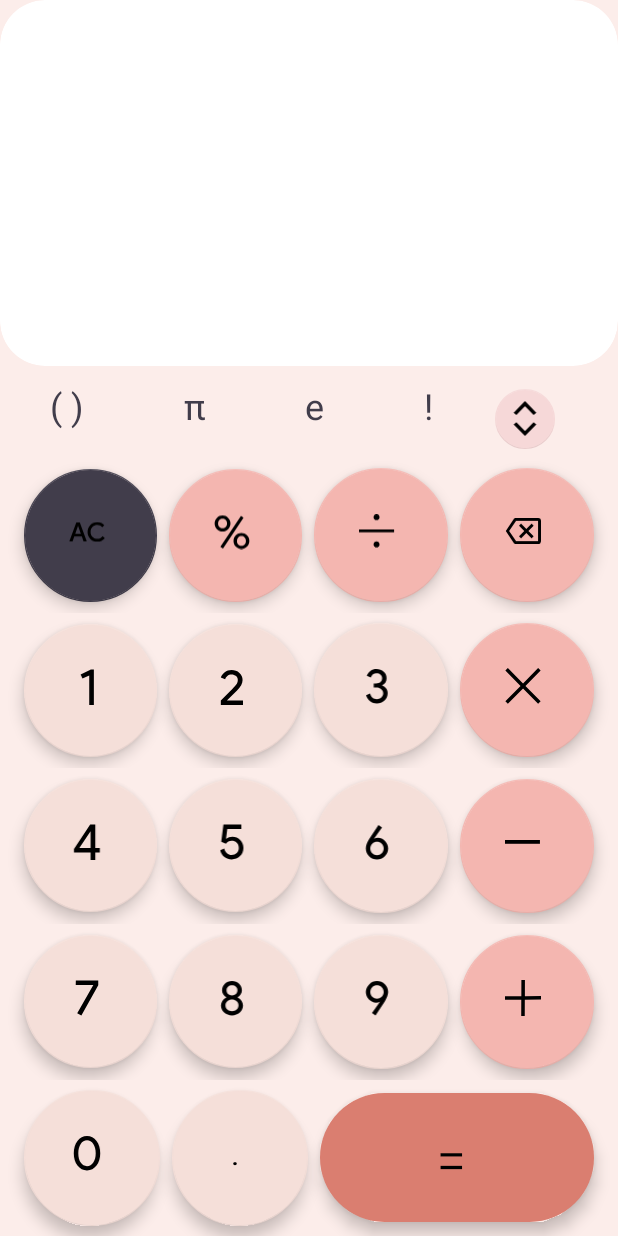
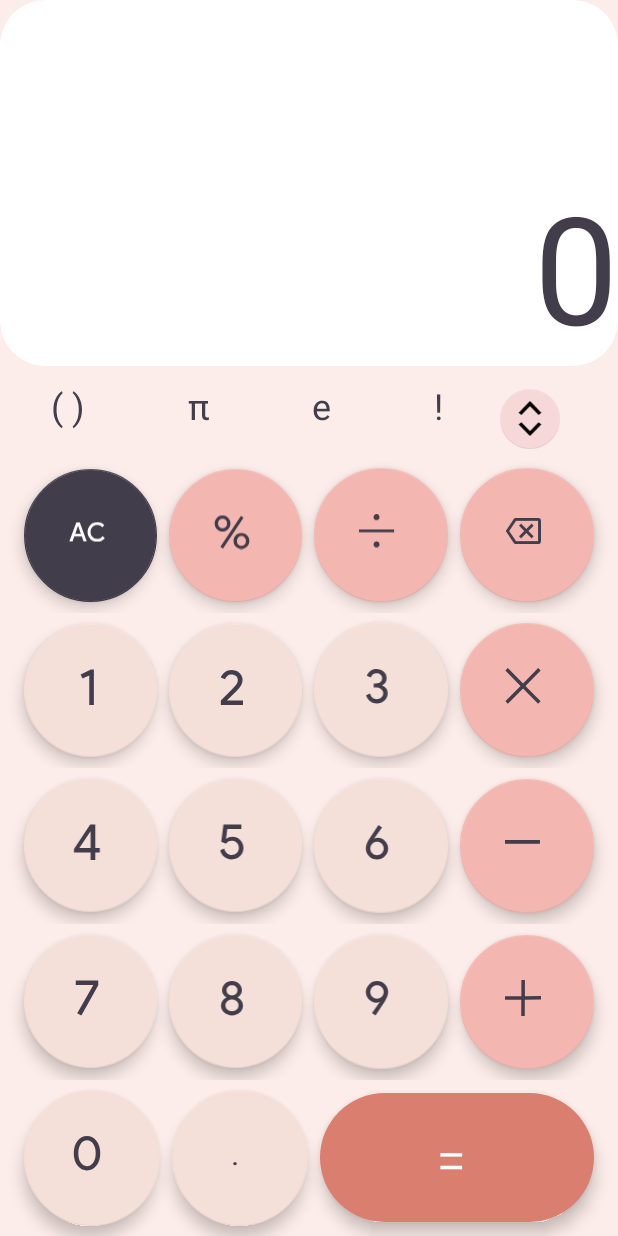
Before and after one commit to Harsh8833/Calculator, an Android app: the screen it shows after launch (MainActivity), on a phone screen of 412 x 824 dp. Run offline under Robolectric (Android 15) with nearby library versions, the phone set to English and light mode, and no system bars.

Commit message:
var created for all buttons

```diff
--- a/app/src/main/java/com/example/calculator/MainActivity.kt
+++ b/app/src/main/java/com/example/calculator/MainActivity.kt
@@ -2,10 +2,45 @@ package com.example.calculator
 
 import androidx.appcompat.app.AppCompatActivity
 import android.os.Bundle
+import android.text.InputType
+import android.view.View
+import android.widget.Button
+import android.widget.EditText
+import com.google.android.material.floatingactionbutton.FloatingActionButton
+import com.google.android.material.textfield.TextInputEditText
 
 class MainActivity : AppCompatActivity() {
     override fun onCreate(savedInstanceState: Bundle?) {
         super.onCreate(savedInstanceState)
         setContentView(R.layout.activity_main)
+
+        val display: EditText = findViewById(R.id.display)
+        val acbutton: FloatingActionButton = findViewById(R.id.ac)
+        val zeroButton: FloatingActionButton = findViewById(R.id.key0)
+        val oneButton: FloatingActionButton = findViewById(R.id.key1)
+        val twoButton: FloatingActionButton = findViewById(R.id.key2)
+        val threeButton: FloatingActionButton = findViewById(R.id.key3)
+        val fourButton: FloatingActionButton = findViewById(R.id.key4)
+        val fiveButton: FloatingActionButton = findViewById(R.id.key5)
+        val sixButton: FloatingActionButton = findViewById(R.id.key6)
+        val sevenButton: FloatingActionButton = findViewById(R.id.key7)
+        val eightButton: FloatingActionButton = findViewById(R.id.key8)
+        val nineButton: FloatingActionButton = findViewById(R.id.key9)
+        val dotButton: FloatingActionButton = findViewById(R.id.key_decimal)
+        //display.inputType = InputType.TYPE_NULL
+
+        acbutton.setOnClickListener {
+            display.setText("").toString()
+        }
+        oneButton.setOnClickListener {
+            display.setText("1").toString()
+        }
+        twoButton.setOnClickListener {
+            display.setText("2").toString()
+        }
+
+
+
+
     }
 }
--- a/app/src/main/res/layout/activity_main.xml
+++ b/app/src/main/res/layout/activity_main.xml
@@ -4,9 +4,9 @@
     xmlns:tools="http://schemas.android.com/tools"
     android:layout_width="match_parent"
     android:layout_height="match_parent"
-    tools:context=".MainActivity"
     android:background="@color/light_red"
-    android:orientation="vertical">
+    android:orientation="vertical"
+    tools:context=".MainActivity">
 
 
     <!-- Text Field -->
@@ -22,6 +22,26 @@
         app:layout_constraintStart_toStartOf="parent"
         app:layout_constraintTop_toTopOf="parent">
 
+        <LinearLayout
+            android:layout_width="match_parent"
+            android:layout_height="wrap_content"
+            android:layout_gravity="bottom">
+
+            <EditText
+                android:id="@+id/display"
+                android:layout_width="match_parent"
+                android:layout_height="wrap_content"
+                android:focusable="false"
+                android:background="@android:color/transparent"
+                android:textSize="100dp"
+                android:text="0"
+                android:textAppearance="?attr/textAppearanceBodyLarge"
+                android:gravity="right|bottom"
+                android:textColor="@color/pie_color">
+
+            </EditText>
+        </LinearLayout>
+
 
     </com.google.android.material.card.MaterialCardView>
 
@@ -29,9 +49,9 @@
     <LinearLayout
         android:layout_width="match_parent"
         android:layout_height="0dp"
-        android:orientation="horizontal"
+        android:layout_marginTop="10dp"
         android:layout_weight=".25"
-        android:layout_marginTop="10dp">
+        android:orientation="horizontal">
 
         <TextView
             android:layout_width="wrap_content"
@@ -39,10 +59,10 @@
             android:layout_weight=".2"
             android:gravity="center"
             android:text="( )"
-            android:textSize="24dp"
+            android:textAppearance="?attr/textAppearanceDisplayMedium"
             android:textColor="@color/pie_color"
-            android:textAppearance="?attr/textAppearanceDisplayMedium"
-            />
+            android:textSize="24dp" />
+
         <TextView
             android:layout_width="wrap_content"
             android:layout_height="wrap_content"
@@ -50,10 +70,9 @@
             android:gravity="center"
 
             android:text="π"
-            android:textSize="24dp"
+            android:textAppearance="?attr/textAppearanceDisplayMedium"
             android:textColor="@color/pie_color"
-            android:textAppearance="?attr/textAppearanceDisplayMedium"
-            />
+            android:textSize="24dp" />
 
         <TextView
             android:layout_width="wrap_content"
@@ -61,10 +80,9 @@
             android:layout_weight=".2"
             android:gravity="center"
             android:text="e"
-            android:textSize="24dp"
+            android:textAppearance="?attr/textAppearanceDisplayMedium"
             android:textColor="@color/pie_color"
-            android:textAppearance="?attr/textAppearanceDisplayMedium"
-            />
+            android:textSize="24dp" />
 
         <TextView
             android:layout_width="wrap_content"
@@ -72,24 +90,22 @@
             android:layout_weight=".2"
             android:gravity="center"
             android:text="!"
-            android:textSize="24dp"
+            android:textAppearance="?attr/textAppearanceDisplayMedium"
             android:textColor="@color/pie_color"
-            android:textAppearance="?attr/textAppearanceDisplayMedium"
-            />
+            android:textSize="24dp" />
 
         <com.google.android.material.floatingactionbutton.FloatingActionButton
             android:id="@+id/log_key"
             android:layout_width="wrap_content"
             android:layout_height="wrap_content"
             android:layout_gravity="center"
-            android:layout_margin="4dp"
             android:layout_weight=".1"
             android:scaleType="center"
-            app:fabCustomSize="40dp"
+            android:src="@drawable/ic_up_down_icon"
 
-            android:src="@drawable/ic_up_down_icon"
             app:backgroundTint="@color/up_down"
-            app:elevation="0dp">
+            app:elevation="0dp"
+            app:fabCustomSize="40dp">
 
         </com.google.android.material.floatingactionbutton.FloatingActionButton>
 
@@ -97,23 +113,24 @@
         <!-- First Row -->
 
     </LinearLayout>
+
     <LinearLayout
         android:layout_width="match_parent"
         android:layout_height="0dp"
-        android:orientation="horizontal"
         android:layout_weight=".5"
-        android:backgroundTint="@color/dark_pink">
+        android:backgroundTint="@color/dark_pink"
+        android:orientation="horizontal">
 
         <com.google.android.material.floatingactionbutton.FloatingActionButton
             android:id="@+id/ac"
+            style="@style/ac_keys"
             android:layout_width="0dp"
             android:layout_height="match_parent"
-            android:layout_weight=".5"
+            android:layout_marginStart="16dp"
+            android:layout_marginTop="4dp"
             android:layout_marginEnd="4dp"
             android:layout_marginBottom="4dp"
-            android:layout_marginTop="4dp"
-            android:layout_marginStart="16dp"
-            style="@style/ac_keys"
+            android:layout_weight=".5"
             android:src="@drawable/acac_icon">
 
         </com.google.android.material.floatingactionbutton.FloatingActionButton>
@@ -121,37 +138,33 @@
 
         <com.google.android.material.floatingactionbutton.FloatingActionButton
             android:id="@+id/percent"
+            style="@style/symbols_keys"
             android:layout_width="0dp"
             android:layout_height="match_parent"
+            android:layout_margin="4dp"
             android:layout_weight=".5"
-            android:layout_margin="4dp"
-            style="@style/symbols_keys"
-            android:src="@drawable/_percent">
-        </com.google.android.material.floatingactionbutton.FloatingActionButton>
+            android:src="@drawable/_percent"></com.google.android.material.floatingactionbutton.FloatingActionButton>
 
         <com.google.android.material.floatingactionbutton.FloatingActionButton
             android:id="@+id/divide"
+            style="@style/symbols_keys"
             android:layout_width="0dp"
             android:layout_height="match_parent"
+            android:layout_margin="4dp"
             android:layout_weight=".5"
-            android:layout_margin="4dp"
-            style="@style/symbols_keys"
-            android:src="@drawable/_divide_icon"
-            >
-        </com.google.android.material.floatingactionbutton.FloatingActionButton>
+            android:src="@drawable/_divide_icon"></com.google.android.material.floatingactionbutton.FloatingActionButton>
 
         <com.google.android.material.floatingactionbutton.FloatingActionButton
             android:id="@+id/backspace"
+            style="@style/symbols_keys"
             android:layout_width="0dp"
             android:layout_height="match_parent"
-            android:layout_weight=".5"
+            android:layout_marginStart="4dp"
+            android:layout_marginTop="4dp"
             android:layout_marginEnd="16dp"
             android:layout_marginBottom="4dp"
-            android:layout_marginTop="4dp"
-            android:layout_marginStart="4dp"
-            style="@style/symbols_keys"
-            android:src="@drawable/vectorbackspace_icon">
-        </com.google.android.material.floatingactionbutton.FloatingActionButton>
+            android:layout_weight=".5"
+            android:src="@drawable/vectorbackspace_icon"></com.google.android.material.floatingactionbutton.FloatingActionButton>
 
     </LinearLayout>
 
@@ -159,57 +172,52 @@
     <LinearLayout
         android:layout_width="match_parent"
         android:layout_height="0dp"
-            android:orientation="horizontal"
         android:layout_weight=".5"
-            android:backgroundTint="@color/dark_pink">
+        android:backgroundTint="@color/dark_pink"
+        android:orientation="horizontal">
 
         <com.google.android.material.floatingactionbutton.FloatingActionButton
             android:id="@+id/key1"
+            style="@style/number_keys"
             android:layout_width="0dp"
             android:layout_height="match_parent"
-                android:layout_weight=".5"
+            android:layout_marginStart="16dp"
+            android:layout_marginTop="4dp"
             android:layout_marginEnd="4dp"
             android:layout_marginBottom="4dp"
-                android:layout_marginTop="4dp"
-                android:layout_marginStart="16dp"
-                style="@style/number_keys"
-                android:src="@drawable/_one">
-            </com.google.android.material.floatingactionbutton.FloatingActionButton>
+            android:layout_weight=".5"
+            android:src="@drawable/_one"></com.google.android.material.floatingactionbutton.FloatingActionButton>
 
 
         <com.google.android.material.floatingactionbutton.FloatingActionButton
             android:id="@+id/key2"
+            style="@style/number_keys"
             android:layout_width="0dp"
             android:layout_height="match_parent"
+            android:layout_margin="4dp"
             android:layout_weight=".5"
-                android:layout_margin="4dp"
-                style="@style/number_keys"
-                android:src="@drawable/_two">
-            </com.google.android.material.floatingactionbutton.FloatingActionButton>
+            android:src="@drawable/_two"></com.google.android.material.floatingactionbutton.FloatingActionButton>
 
         <com.google.android.material.floatingactionbutton.FloatingActionButton
             android:id="@+id/key3"
+            style="@style/number_keys"
             android:layout_width="0dp"
             android:layout_height="match_parent"
+            android:layout_margin="4dp"
             android:layout_weight=".5"
-                android:layout_margin="4dp"
-                style="@style/number_keys"
-                android:src="@drawable/_three">
-            </com.google.android.material.floatingactionbutton.FloatingActionButton>
+            android:src="@drawable/_three"></com.google.android.material.floatingactionbutton.FloatingActionButton>
 
         <com.google.android.material.floatingactionbutton.FloatingActionButton
             android:id="@+id/multiply"
+            style="@style/symbols_keys"
             android:layout_width="0dp"
             android:layout_height="match_parent"
-                android:layout_weight=".5"
+            android:layout_marginStart="4dp"
+            android:layout_marginTop="4dp"
             android:layout_marginEnd="16dp"
             android:layout_marginBottom="4dp"
-                android:layout_marginTop="4dp"
-                android:layout_marginStart="4dp"
-                style="@style/symbols_keys"
-                android:src="@drawable/_multiply_icon"
-                >
-            </com.google.android.material.floatingactionbutton.FloatingActionButton>
+            android:layout_weight=".5"
+            android:src="@drawable/_multiply_icon"></com.google.android.material.floatingactionbutton.FloatingActionButton>
 
     </LinearLayout>
 
@@ -217,55 +225,51 @@
     <LinearLayout
         android:layout_width="match_parent"
         android:layout_height="0dp"
-        android:orientation="horizontal"
         android:layout_weight=".5"
-        android:backgroundTint="@color/dark_pink">
+        android:backgroundTint="@color/dark_pink"
+        android:orientation="horizontal">
 
         <com.google.android.material.floatingactionbutton.FloatingActionButton
             android:id="@+id/key4"
+            style="@style/number_keys"
             android:layout_width="0dp"
             android:layout_height="match_parent"
-            android:layout_weight=".5"
+            android:layout_marginStart="16dp"
+            android:layout_marginTop="4dp"
             android:layout_marginEnd="4dp"
             android:layout_marginBottom="4dp"
-            android:layout_marginTop="4dp"
-            android:layout_marginStart="16dp"
-            style="@style/number_keys"
-            android:src="@drawable/_four">
-        </com.google.android.material.floatingactionbutton.FloatingActionButton>
+            android:layout_weight=".5"
+            android:src="@drawable/_four"></com.google.android.material.floatingactionbutton.FloatingActionButton>
 
         <com.google.android.material.floatingactionbutton.FloatingActionButton
             android:id="@+id/key5"
+            style="@style/number_keys"
             android:layout_width="0dp"
             android:layout_height="match_parent"
+            android:layout_margin="4dp"
             android:layout_weight=".5"
-            android:layout_margin="4dp"
-            style="@style/number_keys"
-            android:src="@drawable/_five">
-        </com.google.android.material.floatingactionbutton.FloatingActionButton>
+            android:src="@drawable/_five"></com.google.android.material.floatingactionbutton.FloatingActionButton>
 
         <com.google.android.material.floatingactionbutton.FloatingActionButton
             android:id="@+id/key6"
+            style="@style/number_keys"
             android:layout_width="0dp"
             android:layout_height="match_parent"
+            android:layout_margin="4dp"
             android:layout_weight=".5"
-            android:layout_margin="4dp"
-            style="@style/number_keys"
-            android:src="@drawable/_six">
-        </com.google.android.material.floatingactionbutton.FloatingActionButton>
+            android:src="@drawable/_six"></com.google.android.material.floatingactionbutton.FloatingActionButton>
 
         <com.google.android.material.floatingactionbutton.FloatingActionButton
             android:id="@+id/minus"
+            style="@style/symbols_keys"
             android:layout_width="0dp"
             android:layout_height="match_parent"
-            android:layout_weight=".5"
+            android:layout_marginStart="4dp"
+            android:layout_marginTop="4dp"
             android:layout_marginEnd="16dp"
             android:layout_marginBottom="4dp"
-            android:layout_marginTop="4dp"
-            android:layout_marginStart="4dp"
-            style="@style/symbols_keys"
-            android:src="@drawable/_minus_icon">
-        </com.google.android.material.floatingactionbutton.FloatingActionButton>
+            android:layout_weight=".5"
+            android:src="@drawable/_minus_icon"></com.google.android.material.floatingactionbutton.FloatingActionButton>
 
     </LinearLayout>
 
@@ -273,56 +277,51 @@
     <LinearLayout
         android:layout_width="match_parent"
         android:layout_height="0dp"
-        android:orientation="horizontal"
         android:layout_weight=".5"
-        android:backgroundTint="@color/dark_pink">
+        android:backgroundTint="@color/dark_pink"
+        android:orientation="horizontal">
 
         <com.google.android.material.floatingactionbutton.FloatingActionButton
             android:id="@+id/key7"
+            style="@style/number_keys"
             android:layout_width="0dp"
             android:layout_height="match_parent"
-            android:layout_weight=".5"
+            android:layout_marginStart="16dp"
+            android:layout_marginTop="4dp"
             android:layout_marginEnd="4dp"
             android:layout_marginBottom="4dp"
-            android:layout_marginTop="4dp"
-            android:layout_marginStart="16dp"
-            style="@style/number_keys"
-            android:src="@drawable/_seven">
-        </com.google.android.material.floatingactionbutton.FloatingActionButton>
+            android:layout_weight=".5"
+            android:src="@drawable/_seven"></com.google.android.material.floatingactionbutton.FloatingActionButton>
 
         <com.google.android.material.floatingactionbutton.FloatingActionButton
             android:id="@+id/key8"
+            style="@style/number_keys"
             android:layout_width="0dp"
             android:layout_height="match_parent"
+            android:layout_margin="4dp"
             android:layout_weight=".5"
-            android:layout_margin="4dp"
-            style="@style/number_keys"
-            android:src="@drawable/_eight">
-        </com.google.android.material.floatingactionbutton.FloatingActionButton>
+            android:src="@drawable/_eight"></com.google.android.material.floatingactionbutton.FloatingActionButton>
 
         <com.google.android.material.floatingactionbutton.FloatingActionButton
             android:id="@+id/key9"
+            style="@style/number_keys"
             android:layout_width="0dp"
             android:layout_height="match_parent"
+            android:layout_margin="4dp"
             android:layout_weight=".5"
-            android:layout_margin="4dp"
-            style="@style/number_keys"
-            android:src="@drawable/_nine">
-        </com.google.android.material.floatingactionbutton.FloatingActionButton>
+            android:src="@drawable/_nine"></com.google.android.material.floatingactionbutton.FloatingActionButton>
 
         <com.google.android.material.floatingactionbutton.FloatingActionButton
             android:id="@+id/plus"
+            style="@style/symbols_keys"
             android:layout_width="0dp"
             android:layout_height="match_parent"
-            android:layout_weight=".5"
+            android:layout_marginStart="4dp"
+            android:layout_marginTop="4dp"
             android:layout_marginEnd="16dp"
             android:layout_marginBottom="4dp"
-            android:layout_marginTop="4dp"
-            android:layout_marginStart="4dp"
-            style="@style/symbols_keys"
-            android:src="@drawable/_addition_icon"
-            >
-        </com.google.android.material.floatingactionbutton.FloatingActionButton>
+            android:layout_weight=".5"
+            android:src="@drawable/_addition_icon"></com.google.android.material.floatingactionbutton.FloatingActionButton>
 
     </LinearLayout>
 
@@ -331,22 +330,21 @@
     <LinearLayout
         android:layout_width="match_parent"
         android:layout_height="0dp"
-        android:orientation="horizontal"
         android:layout_weight=".5"
-        android:backgroundTint="@color/dark_pink">
+        android:backgroundTint="@color/dark_pink"
+        android:orientation="horizontal">
 
         <com.google.android.material.floatingactionbutton.FloatingActionButton
             android:id="@+id/key0"
+            style="@style/number_keys"
             android:layout_width="0dp"
             android:layout_height="match_parent"
-            android:layout_weight=".5"
+            android:layout_marginStart="16dp"
+            android:layout_marginTop="4dp"
             android:layout_marginEnd="4dp"
             android:layout_marginBottom="4dp"
-            android:layout_marginTop="4dp"
-            android:layout_marginStart="16dp"
-            style="@style/number_keys"
-            android:src="@drawable/_zero">
-        </com.google.android.material.floatingactionbutton.FloatingActionButton>
+            android:layout_weight=".5"
+            android:src="@drawable/_zero"></com.google.android.material.floatingactionbutton.FloatingActionButton>
 
         <com.google.android.material.floatingactionbutton.FloatingActionButton
             android:id="@+id/key_decimal"
@@ -355,27 +353,27 @@
             android:layout_height="match_parent"
             android:layout_margin="4dp"
             android:layout_weight=".5"
-            android:src="@drawable/_dot">
-            </com.google.android.material.floatingactionbutton.FloatingActionButton>
+            android:src="@drawable/_dot"></com.google.android.material.floatingactionbutton.FloatingActionButton>
 
 
         <com.google.android.material.floatingactionbutton.ExtendedFloatingActionButton
             android:id="@+id/equal"
             android:layout_width="0dp"
             android:layout_height="86dp"
+            android:layout_gravity="center"
             android:layout_marginStart="4dp"
             android:layout_marginTop="4dp"
             android:layout_marginEnd="16dp"
             android:layout_marginBottom="4dp"
             android:layout_weight="1"
-            app:backgroundTint="@color/equal_button"
-            app:elevation="0dp"
+            android:fontFamily="sans-serif-condensed-light"
+            android:gravity="center"
             android:shadowColor="@color/light_red"
             android:text="="
-            android:gravity="center"
-            android:layout_gravity="center"
+            android:textColor="@color/white"
             android:textSize="42dp"
-            android:fontFamily="sans-serif-condensed-light">
+            app:backgroundTint="@color/equal_button"
+            app:elevation="0dp">
 
 
         </com.google.android.material.floatingactionbutton.ExtendedFloatingActionButton>
@@ -383,9 +381,4 @@
     </LinearLayout>
 
 
-
-
-
-
-
 </androidx.appcompat.widget.LinearLayoutCompat>
--- a/app/src/main/res/values/themes.xml
+++ b/app/src/main/res/values/themes.xml
@@ -25,6 +25,7 @@
         <item name="backgroundTint">@color/gray_purple</item>
         <item name="android:elevation">0dp</item>
         <item name="fabCustomSize">@dimen/buttons</item>
+        <item name="tint">@color/white</item>
     </style>
 
 
@@ -34,6 +35,7 @@
         <item name="backgroundTint">@color/light_pink</item>
         <item name="android:elevation">0dp</item>
         <item name="fabCustomSize">@dimen/buttons</item>
+        <item name="tint">@color/pie_color</item>
     </style>
 
 
@@ -44,6 +46,7 @@
         <item name="android:elevation">0dp</item>
         <item name="fabCustomSize">@dimen/buttons</item>
         <item name="android:gravity">center</item>
+        <item name="tint">@color/pie_color</item>
 
     </style>
 
```
Lines whose indentation alone changed are shown as unchanged.
